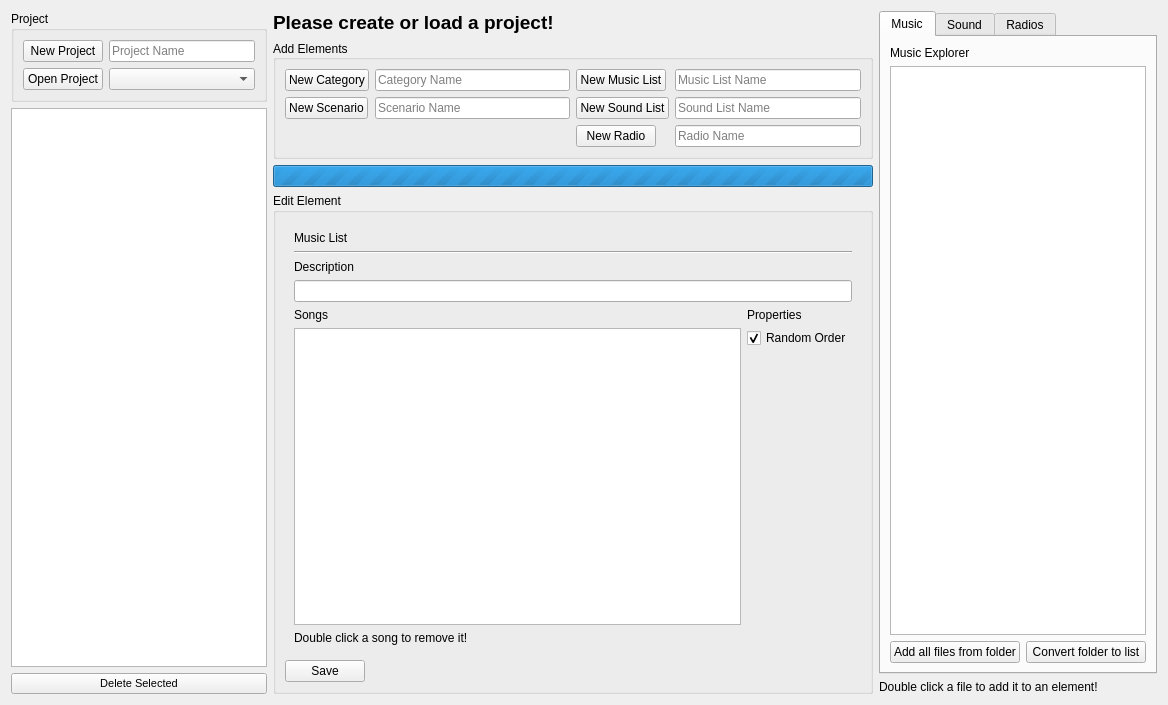
Above: editors/audioeditor.ui from PhilInTheGaps/GM-Companion before the change. Below: the same form after it.
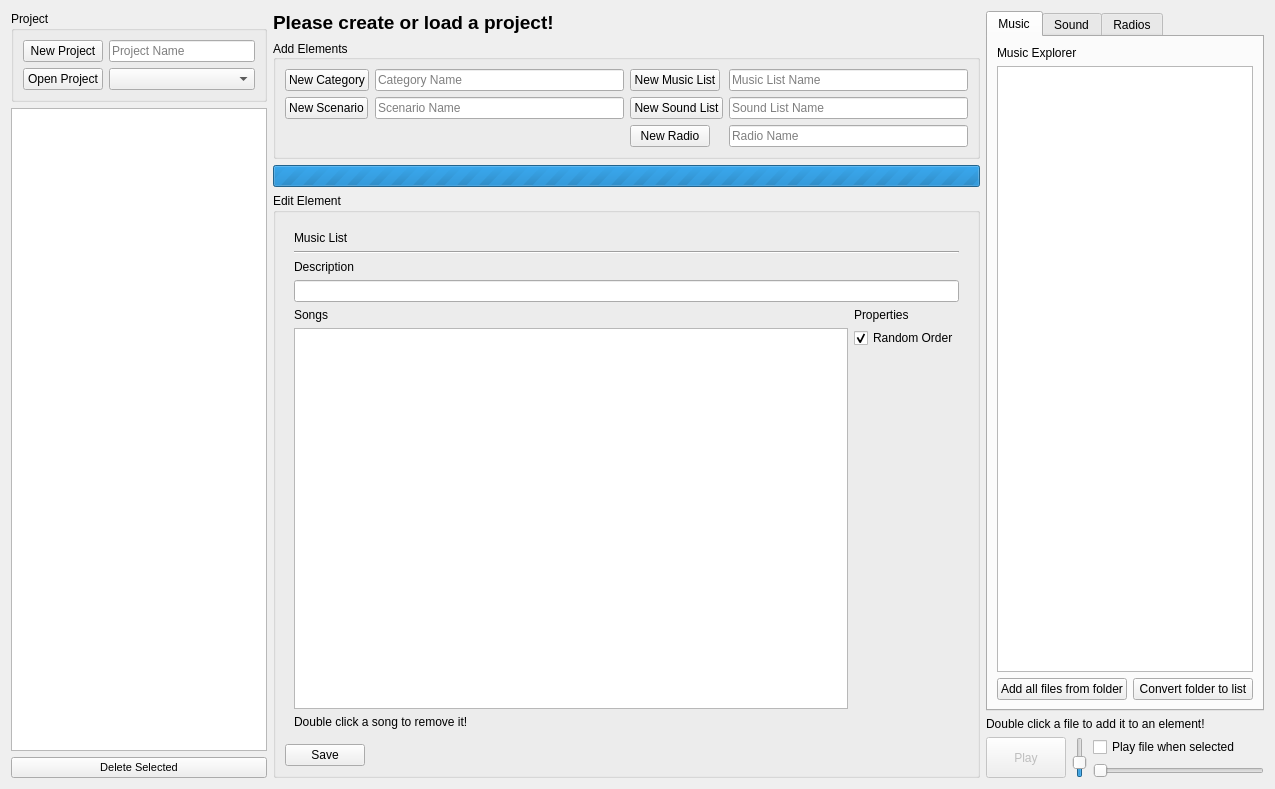
That is the form after the change. Icons and pictures are not drawn.

Commit message: Added media preview in audio editor

```diff
--- a/editors/audioeditor.ui
+++ b/editors/audioeditor.ui
@@ -6,8 +6,8 @@
    <rect>
     <x>0</x>
     <y>0</y>
-    <width>1168</width>
-    <height>705</height>
+    <width>1275</width>
+    <height>789</height>
    </rect>
   </property>
   <property name="windowTitle">
@@ -839,6 +839,85 @@
        </property>
       </widget>
      </item>
+     <item>
+      <layout class="QHBoxLayout" name="horizontalLayout_4">
+       <item>
+        <widget class="QPushButton" name="pushButton_playPause">
+         <property name="enabled">
+          <bool>false</bool>
+         </property>
+         <property name="sizePolicy">
+          <sizepolicy hsizetype="Maximum" vsizetype="Minimum">
+           <horstretch>0</horstretch>
+           <verstretch>0</verstretch>
+          </sizepolicy>
+         </property>
+         <property name="text">
+          <string>Play</string>
+         </property>
+         <property name="icon">
+          <iconset resource="../resources.qrc">
+           <normaloff>:/resources/mediaIcons/play.png</normaloff>:/resources/mediaIcons/play.png</iconset>
+         </property>
+         <property name="checkable">
+          <bool>true</bool>
+         </property>
+        </widget>
+       </item>
+       <item>
+        <widget class="QSlider" name="verticalSlider_volume">
+         <property name="sizePolicy">
+          <sizepolicy hsizetype="Fixed" vsizetype="Maximum">
+           <horstretch>0</horstretch>
+           <verstretch>0</verstretch>
+          </sizepolicy>
+         </property>
+         <property name="maximumSize">
+          <size>
+           <width>16777215</width>
+           <height>55</height>
+          </size>
+         </property>
+         <property name="toolTip">
+          <string>Preview Volume</string>
+         </property>
+         <property name="value">
+          <number>30</number>
+         </property>
+         <property name="orientation">
+          <enum>Qt::Vertical</enum>
+         </property>
+        </widget>
+       </item>
+       <item>
+        <layout class="QVBoxLayout" name="verticalLayout_19">
+         <item>
+          <widget class="QCheckBox" name="checkBox_autoplay">
+           <property name="text">
+            <string>Play file when selected</string>
+           </property>
+          </widget>
+         </item>
+         <item>
+          <widget class="QSlider" name="horizontalSlider_progress">
+           <property name="sizePolicy">
+            <sizepolicy hsizetype="Minimum" vsizetype="Fixed">
+             <horstretch>0</horstretch>
+             <verstretch>0</verstretch>
+            </sizepolicy>
+           </property>
+           <property name="toolTip">
+            <string>Preview Progress</string>
+           </property>
+           <property name="orientation">
+            <enum>Qt::Horizontal</enum>
+           </property>
+          </widget>
+         </item>
+        </layout>
+       </item>
+      </layout>
+     </item>
     </layout>
    </item>
   </layout>
```
Left out of the diff: 4 changed lines with no effect on the pictures. The commit also changes 2 other files.
